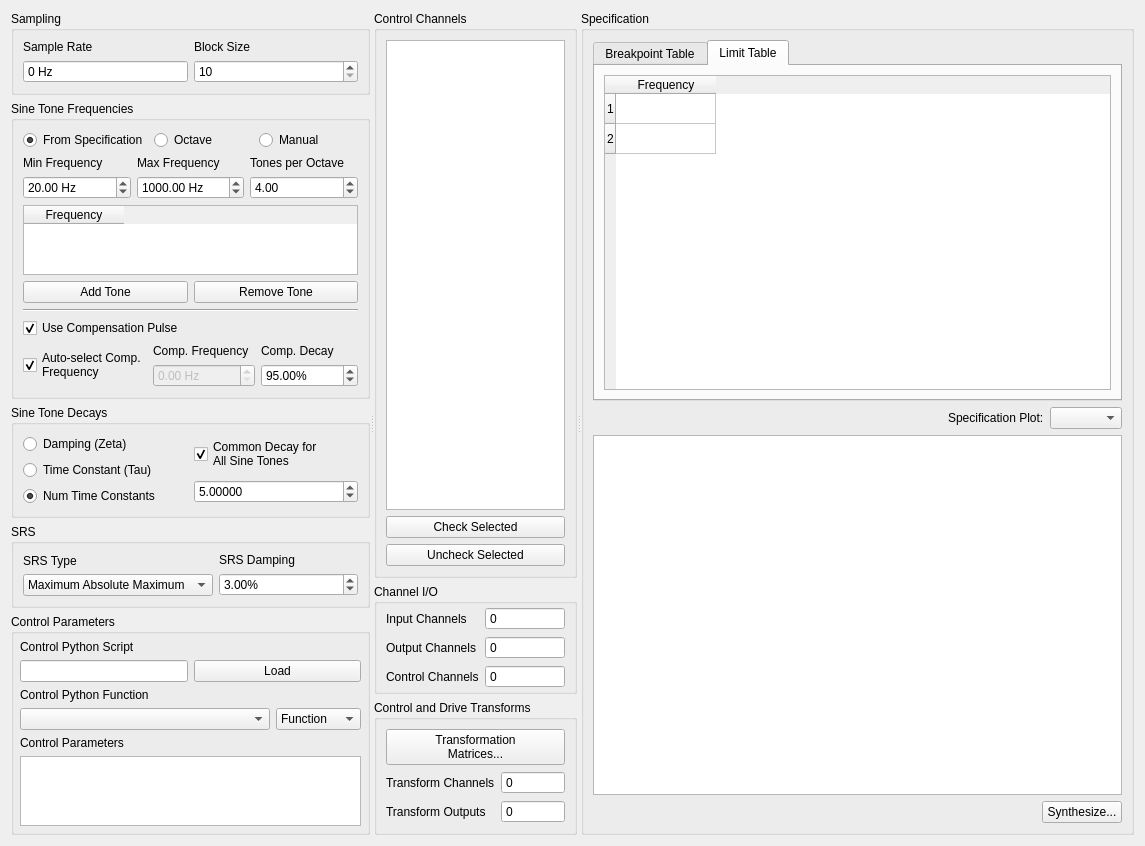
Qt form src/rattlesnake/components/srs_sds_definition.ui (sandialabs/rattlesnake-vibration-controller) before a commit.
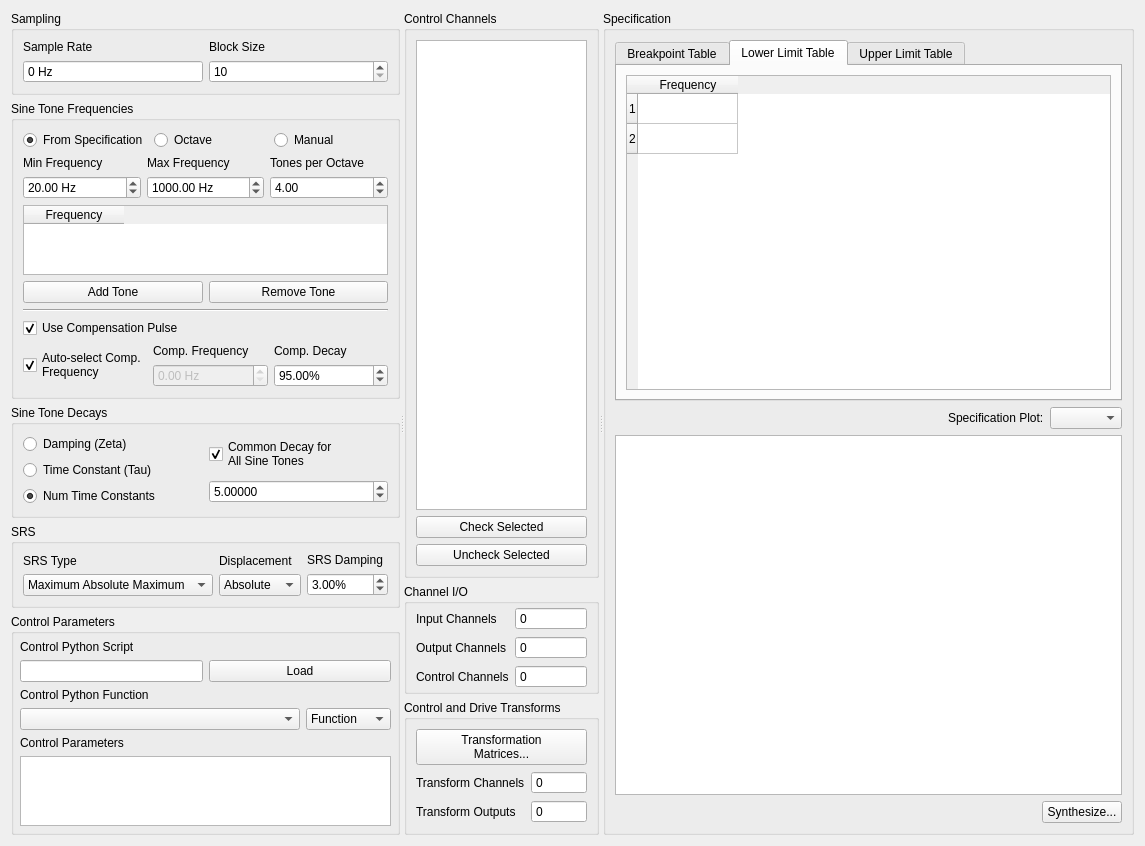
The same form after that commit. The open tabs and pages were chosen to show the change. Custom widgets are drawn as their Qt base class.

Commit message: Fixed some issues with SRS types

Patch:
```diff
--- a/src/rattlesnake/components/srs_sds_definition.ui
+++ b/src/rattlesnake/components/srs_sds_definition.ui
@@ -467,6 +467,34 @@
              </item>
             </layout>
            </item>
+           <item>
+            <layout class="QVBoxLayout" name="verticalLayout_14">
+             <item>
+              <widget class="QLabel" name="label_9">
+               <property name="text">
+                <string>Displacement</string>
+               </property>
+              </widget>
+             </item>
+             <item>
+              <widget class="QComboBox" name="comboBox_2">
+               <property name="currentIndex">
+                <number>0</number>
+               </property>
+               <item>
+                <property name="text">
+                 <string>Absolute</string>
+                </property>
+               </item>
+               <item>
+                <property name="text">
+                 <string>Relative</string>
+                </property>
+               </item>
+              </widget>
+             </item>
+            </layout>
+           </item>
            <item>
             <layout class="QVBoxLayout" name="verticalLayout_12">
              <item>
@@ -998,11 +1026,37 @@
             </widget>
             <widget class="QWidget" name="limit_tab">
              <attribute name="title">
-              <string>Limit Table</string>
+              <string>Lower Limit Table</string>
              </attribute>
              <layout class="QVBoxLayout" name="verticalLayout_7">
               <item>
-               <widget class="QTableWidget" name="limit_table">
+               <widget class="QTableWidget" name="lower_limit_table">
+                <row>
+                 <property name="text">
+                  <string>1</string>
+                 </property>
+                </row>
+                <row>
+                 <property name="text">
+                  <string>2</string>
+                 </property>
+                </row>
+                <column>
+                 <property name="text">
+                  <string>Frequency</string>
+                 </property>
+                </column>
+               </widget>
+              </item>
+             </layout>
+            </widget>
+            <widget class="QWidget" name="upper_limit_tab">
+             <attribute name="title">
+              <string>Upper Limit Table</string>
+             </attribute>
+             <layout class="QVBoxLayout" name="verticalLayout_8">
+              <item>
+               <widget class="QTableWidget" name="upper_limit_table">
                 <row>
                  <property name="text">
                   <string>1</string>
```
Left out of the diff: 14 changed lines with no effect on the pictures.
